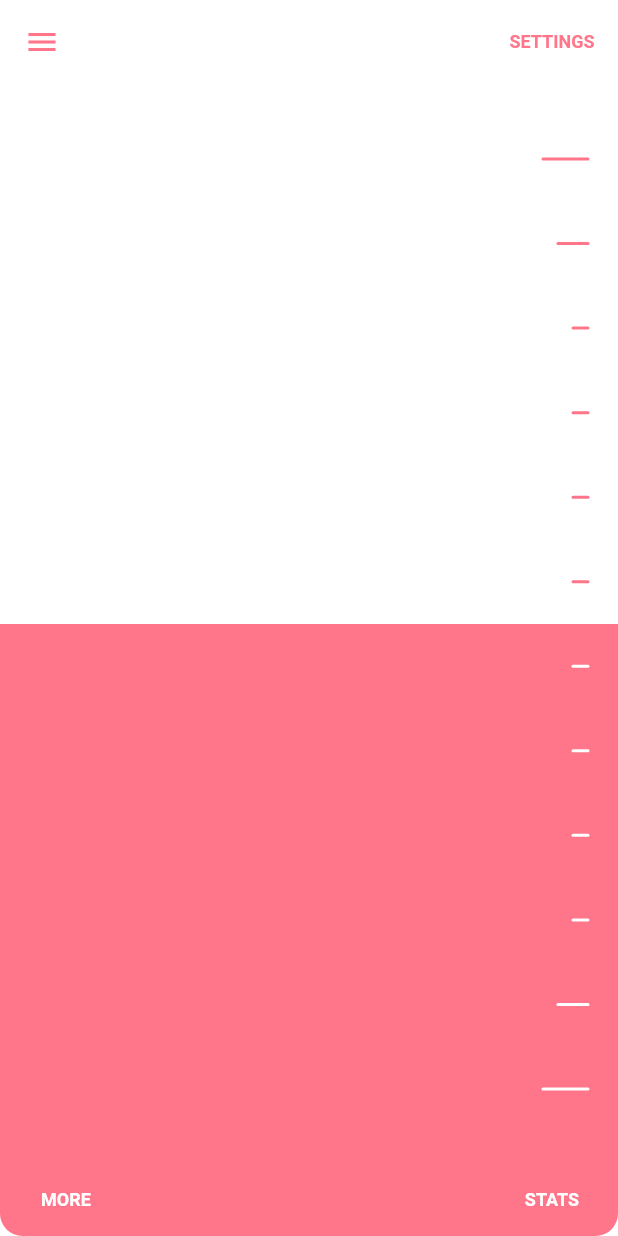
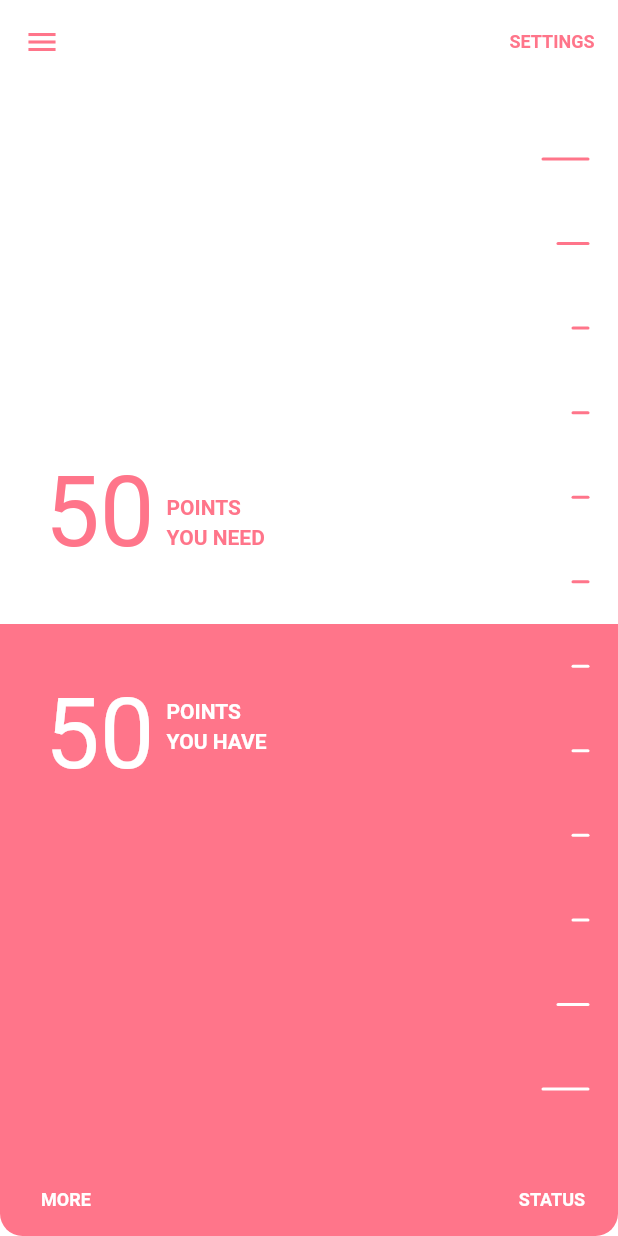
Before and after one commit to mohrezani/Springy-Slider, a Flutter app: the screen it shows after launch, on a phone screen of 412 x 824 dp. Run offline on Flutter 3.47's test engine with Material 2 defaults, Android fonts, the phone set to English and light mode, and no system bars.

Commit message:
add points

```diff
--- a/lib/main.dart
+++ b/lib/main.dart
@@ -73,7 +73,7 @@ class _MyHomePageState extends State<MyHomePage> {
                     Expanded(
                       child: Container(),
                     ),
-                    _buildTextButton('stats'.toUpperCase(), false)
+                    _buildTextButton('status'.toUpperCase(), false)
                   ],
                 ),
               )
@@ -95,6 +95,10 @@ class SpringySlider extends StatefulWidget {
 }
 
 class _SpringySliderState extends State<SpringySlider> {
+  final double paddingTop = 50;
+  final double paddingBottom = 50;
+  double sliderPercent = 0.50;
+
   @override
   Widget build(BuildContext context) {
     return Stack(
@@ -102,11 +106,15 @@ class _SpringySliderState extends State<SpringySlider> {
         SliderMarks(
           markCount: widget.markCount,
           color: widget.positiveColor,
-          paddingTop: 50.0,
-          paddingBottom: 50.0,
+          paddingTop: paddingTop,
+          paddingBottom: paddingBottom,
         ),
         ClipPath(
-          clipper: SliderClipper(),
+          clipper: SliderClipper(
+//            sliderPercent: sliderPercent,
+//            paddintTop: paddingTop,
+//            paddingBottom: paddingBottom,
+          ),
           child: Stack(
             children: <Widget>[
               Container(
@@ -115,11 +123,48 @@ class _SpringySliderState extends State<SpringySlider> {
               SliderMarks(
                 markCount: widget.markCount,
                 color: widget.negativeColor,
-                paddingTop: 50.0,
-                paddingBottom: 50.0,
+                paddingTop: paddingTop,
+                paddingBottom: paddingBottom,
               )
             ],
           ),
+        ),
+        Padding(
+          padding: EdgeInsets.only(top: paddingTop, bottom: paddingBottom),
+          child: LayoutBuilder(
+              builder: (BuildContext context, BoxConstraints constraints) {
+            final height = constraints.maxHeight;
+            final sliderY = height * (1 - sliderPercent);
+            final pointsYouNeed = (100 * (1 - sliderPercent)).round();
+            final pointsYouHave = 100 - pointsYouNeed;
+
+            return Stack(
+              children: <Widget>[
+                Positioned(
+                  left: 30,
+                  top: sliderY - 50,
+                  child: FractionalTranslation(
+                      translation: Offset(0, -1),
+                      child: Points(
+                        points: pointsYouNeed,
+                        isAboveSlider: true,
+                        isPointsYouNeed: true,
+                        color: Theme.of(context).primaryColor,
+                      )),
+                ),
+                Positioned(
+                  left: 30,
+                  top: sliderY + 50,
+                  child: Points(
+                    points: pointsYouHave,
+                    isAboveSlider: false,
+                    isPointsYouNeed: false,
+                    color: Theme.of(context).scaffoldBackgroundColor,
+                  ),
+                )
+              ],
+            );
+          }),
         )
       ],
     );
@@ -138,7 +183,7 @@ class SliderMarks extends StatelessWidget {
   @override
   Widget build(BuildContext context) {
     return CustomPaint(
-      painter: new SliderMarksPainter(
+      painter: SliderMarksPainter(
           markCount: markCount,
           color: color,
           markThickness: 2.0,
@@ -169,7 +214,7 @@ class SliderMarksPainter extends CustomPainter {
       this.paddingTop,
       this.paddingBottom,
       this.paddingRight})
-      : markPaint = new Paint()
+      : markPaint = Paint()
           ..color = color
           ..strokeWidth = markThickness
           ..style = PaintingStyle.stroke
@@ -189,8 +234,8 @@ class SliderMarksPainter extends CustomPainter {
       }
 
       final markY = i * gap + paddingTop;
-      canvas.drawLine(new Offset(size.width - paddingRight - markWidth, markY),
-          new Offset(size.width - paddingRight, markY), markPaint);
+      canvas.drawLine(Offset(size.width - paddingRight - markWidth, markY),
+          Offset(size.width - paddingRight, markY), markPaint);
     }
   }
 
@@ -201,11 +246,17 @@ class SliderMarksPainter extends CustomPainter {
 }
 
 class SliderClipper extends CustomClipper<Path> {
+  final double sliderPercent;
+  final double paddingTop;
+  final double paddingBottom;
+
+  SliderClipper({this.sliderPercent, this.paddingTop, this.paddingBottom});
+
   @override
   Path getClip(Size size) {
-    Path rect = new Path();
+    Path rect = Path();
     rect.addRect(
-        new Rect.fromLTWH(0.0, size.height / 2, size.width, size.height / 2));
+        Rect.fromLTWH(0.0, size.height / 2, size.width, size.height / 2));
 
     return rect;
   }
@@ -215,3 +266,56 @@ class SliderClipper extends CustomClipper<Path> {
     return true;
   }
 }
+
+class Points extends StatelessWidget {
+  final int points;
+  final bool isAboveSlider;
+  final bool isPointsYouNeed;
+  final Color color;
+
+  const Points(
+      {this.points,
+      this.isAboveSlider = true,
+      this.isPointsYouNeed = true,
+      this.color});
+
+  @override
+  Widget build(BuildContext context) {
+    final percent = points / 100;
+    final pointTextSize = 30 + (70 * percent);
+
+    return Row(
+      crossAxisAlignment:
+          isAboveSlider ? CrossAxisAlignment.end : CrossAxisAlignment.start,
+      children: <Widget>[
+        FractionalTranslation(
+          translation: Offset(0, isAboveSlider ? 0.18 : -0.18),
+          child: Text(
+            '$points',
+            style: TextStyle(fontSize: pointTextSize, color: color),
+          ),
+        ),
+        Padding(
+          padding: EdgeInsets.only(left: 8),
+          child: Column(
+            mainAxisSize: MainAxisSize.min,
+            crossAxisAlignment: CrossAxisAlignment.start,
+            children: <Widget>[
+              Padding(
+                padding: EdgeInsets.only(bottom: 4),
+                child: Text(
+                  'POINTS',
+                  style: TextStyle(fontWeight: FontWeight.bold, color: color),
+                ),
+              ),
+              Text(
+                isPointsYouNeed ? 'YOU NEED' : 'YOU HAVE',
+                style: TextStyle(fontWeight: FontWeight.bold, color: color),
+              )
+            ],
+          ),
+        )
+      ],
+    );
+  }
+}
```
